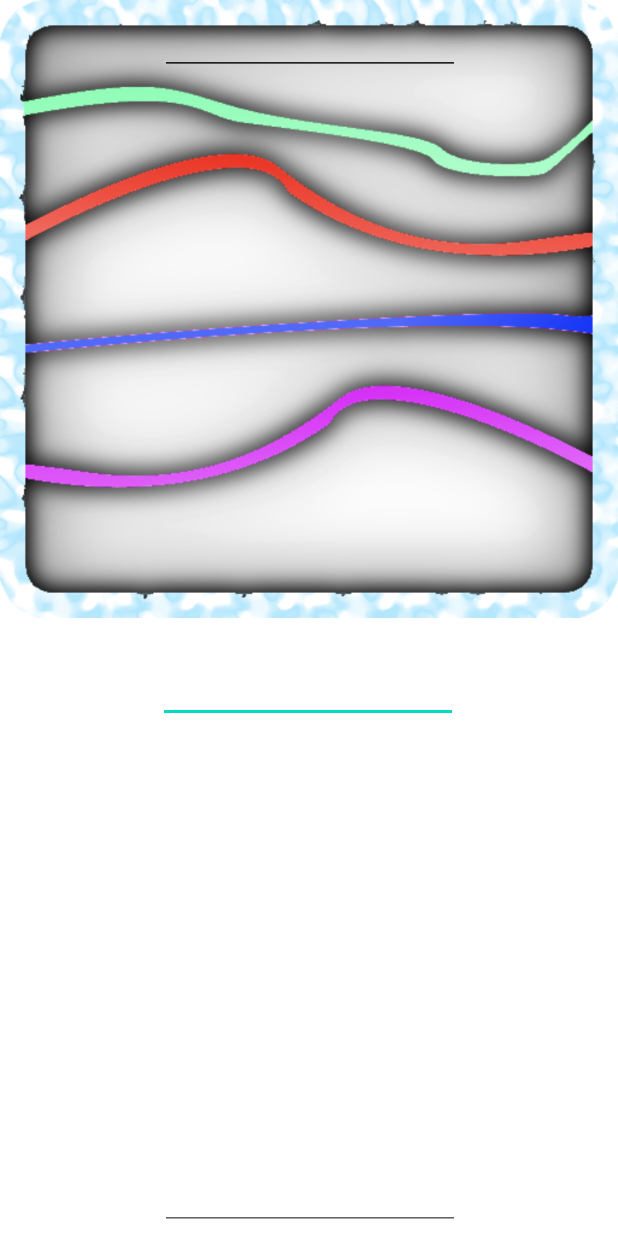
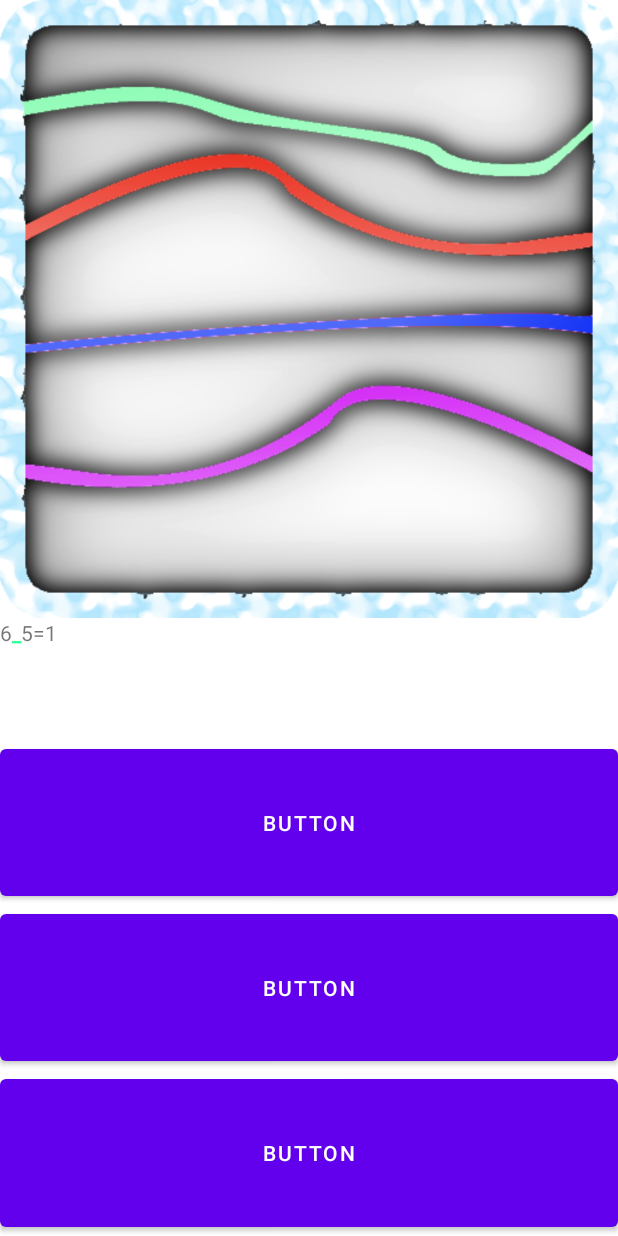
Before and after one commit to Matheo-bis/Seven-5040, an Android app: the Jeu2Activity screen opened directly, with no data from a screen before it, on a phone screen of 412 x 824 dp. Run offline under Robolectric (Android 15) with nearby library versions, the phone set to English and light mode, and no system bars; Roboto replaces fonts that are not available here.

Commit message:
Accès au jeu 2

```diff
--- a/app/src/main/java/fr/seven/mathgame/MainActivity.java
+++ b/app/src/main/java/fr/seven/mathgame/MainActivity.java
@@ -62,7 +62,7 @@ public class MainActivity extends AppCompatActivity {
     }
 
     public void goto_jeu2(View view){
-        Intent intent=new Intent(this, Jeu2Activity.class);
+        Intent intent=new Intent(this, LancementJeu2Activity.class);
         startActivity(intent);
     }
 
--- a/app/src/main/res/layout/activity_jeu2.xml
+++ b/app/src/main/res/layout/activity_jeu2.xml
@@ -8,56 +8,51 @@
 
     <ImageView
         android:id="@+id/imageView3"
-        android:layout_width="wrap_content"
+        android:layout_width="0dp"
         android:layout_height="wrap_content"
+        android:adjustViewBounds="true"
         android:scaleType="fitStart"
         app:layout_constraintTop_toTopOf="parent"
         app:srcCompat="@drawable/unknown"
         tools:layout_editor_absoluteX="0dp" />
 
-    <EditText
-        android:id="@+id/editTextReponse1"
-        android:layout_width="200dp"
-        android:layout_height="50dp"
-        android:layout_marginTop="-80dp"
-        android:ems="10"
-        android:inputType="textPersonName"
-        app:layout_constraintEnd_toEndOf="parent"
-        app:layout_constraintHorizontal_bias="0.497"
-        app:layout_constraintStart_toStartOf="parent"
-        app:layout_constraintTop_toBottomOf="@+id/imageView3" />
-
-    <EditText
-        android:id="@+id/editTextReponse3"
-        android:layout_width="200dp"
-        android:layout_height="50dp"
-        android:ems="10"
-        android:inputType="textPersonName"
-        app:layout_constraintEnd_toEndOf="parent"
-        app:layout_constraintHorizontal_bias="0.502"
-        app:layout_constraintStart_toStartOf="parent"
-        tools:layout_editor_absoluteY="595dp" />
-
-    <EditText
-        android:id="@+id/editTextReponse2"
-        android:layout_width="200dp"
-        android:layout_height="50dp"
-        android:ems="10"
-        android:inputType="textPersonName"
-        app:layout_constraintEnd_toEndOf="parent"
-        app:layout_constraintHorizontal_bias="0.502"
-        app:layout_constraintStart_toStartOf="parent"
-        tools:layout_editor_absoluteY="512dp" />
-
-    <EditText
-        android:id="@+id/editTextReponse4"
-        android:layout_width="200dp"
-        android:layout_height="50dp"
-        android:layout_marginBottom="4dp"
-        android:ems="10"
-        android:inputType="textPersonName"
+    <LinearLayout
+        android:layout_width="0dp"
+        android:layout_height="0dp"
+        android:orientation="vertical"
+        android:weightSum="4"
         app:layout_constraintBottom_toBottomOf="parent"
         app:layout_constraintEnd_toEndOf="parent"
-        app:layout_constraintHorizontal_bias="0.502"
-        app:layout_constraintStart_toStartOf="parent" />
+        app:layout_constraintStart_toStartOf="parent"
+        app:layout_constraintTop_toBottomOf="@+id/imageView3">
+
+        <TextView
+            android:id="@+id/textView7"
+            android:layout_width="match_parent"
+            android:layout_height="wrap_content"
+            android:layout_weight="1"
+            android:text="TextView" />
+
+        <Button
+            android:id="@+id/buttonequation4"
+            android:layout_width="match_parent"
+            android:layout_height="wrap_content"
+            android:layout_weight="1"
+            android:text="Button" />
+
+        <Button
+            android:id="@+id/buttonequation5"
+            android:layout_width="match_parent"
+            android:layout_height="wrap_content"
+            android:layout_weight="1"
+            android:text="Button" />
+
+        <Button
+            android:id="@+id/buttonequation6"
+            android:layout_width="match_parent"
+            android:layout_height="wrap_content"
+            android:layout_weight="1"
+            android:text="Button" />
+
+    </LinearLayout>
 </androidx.constraintlayout.widget.ConstraintLayout>
```
Also changed, not shown: app/src/main/java/fr/seven/mathgame/Jeu2Activity.java (+104 -1 lines), app/src/main/java/fr/seven/mathgame/LancementJeu2Activity.java (+6 -6 lines), app/src/main/res/layout/activity_lancement_jeu2.xml (+7 -5 lines).
